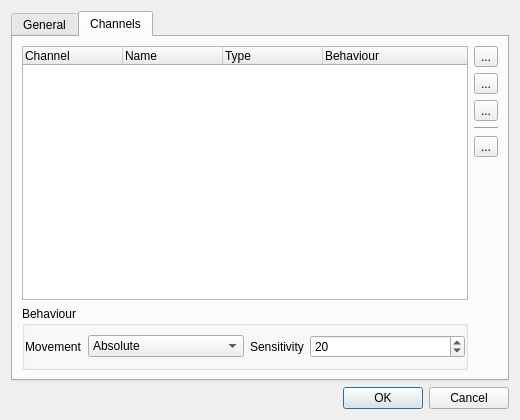
The window that ui/src/inputprofileeditor.ui (mcallegari/qlcplus) describes before a commit, drawn with Qt 5.
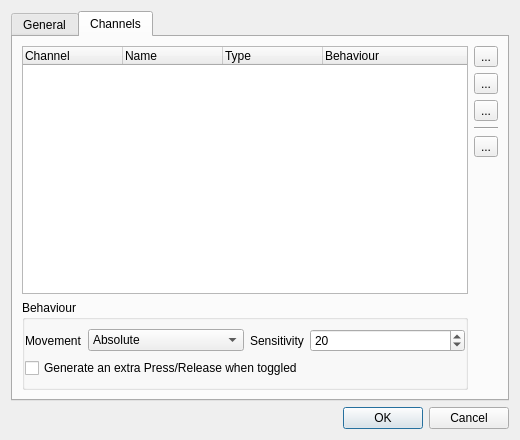
The same window after the commit. The open tabs and pages were chosen to show the change. Icons and pictures are not drawn.

```diff
--- a/ui/src/inputprofileeditor.ui
+++ b/ui/src/inputprofileeditor.ui
@@ -7,7 +7,7 @@
     <x>0</x>
     <y>0</y>
     <width>520</width>
-    <height>420</height>
+    <height>440</height>
    </rect>
   </property>
   <property name="windowTitle">
@@ -230,19 +230,6 @@
          </property>
         </widget>
        </item>
-       <item row="5" column="1">
-        <spacer name="verticalSpacer">
-         <property name="orientation">
-          <enum>Qt::Vertical</enum>
-         </property>
-         <property name="sizeHint" stdset="0">
-          <size>
-           <width>22</width>
-           <height>131</height>
-          </size>
-         </property>
-        </spacer>
-       </item>
        <item row="3" column="1">
         <widget class="Line" name="line">
          <property name="orientation">
@@ -255,48 +242,21 @@
          <property name="title">
           <string>Behaviour</string>
          </property>
-         <layout class="QHBoxLayout" name="horizontalLayout">
+         <layout class="QGridLayout" name="gridLayout_4">
           <property name="leftMargin">
            <number>0</number>
           </property>
           <property name="rightMargin">
            <number>0</number>
           </property>
-          <item>
-           <widget class="QLabel" name="label">
-            <property name="text">
-             <string>Movement</string>
-            </property>
-           </widget>
-          </item>
-          <item>
-           <widget class="QComboBox" name="m_movementCombo">
-            <property name="sizePolicy">
-             <sizepolicy hsizetype="Expanding" vsizetype="Fixed">
-              <horstretch>0</horstretch>
-              <verstretch>0</verstretch>
-             </sizepolicy>
-            </property>
-            <item>
-             <property name="text">
-              <string>Absolute</string>
-             </property>
-            </item>
-            <item>
-             <property name="text">
-              <string>Relative</string>
-             </property>
-            </item>
-           </widget>
-          </item>
-          <item>
-           <widget class="QLabel" name="label_2">
+          <item row="0" column="2">
+           <widget class="QLabel" name="m_sensitivityLabel">
             <property name="text">
              <string>Sensitivity</string>
             </property>
            </widget>
           </item>
-          <item>
+          <item row="0" column="3">
            <widget class="QSpinBox" name="m_sensitivitySpin">
             <property name="sizePolicy">
              <sizepolicy hsizetype="Expanding" vsizetype="Fixed">
@@ -315,9 +275,56 @@
             </property>
            </widget>
           </item>
+          <item row="0" column="0">
+           <widget class="QLabel" name="m_movementLabel">
+            <property name="text">
+             <string>Movement</string>
+            </property>
+           </widget>
+          </item>
+          <item row="0" column="1">
+           <widget class="QComboBox" name="m_movementCombo">
+            <property name="sizePolicy">
+             <sizepolicy hsizetype="Expanding" vsizetype="Fixed">
+              <horstretch>0</horstretch>
+              <verstretch>0</verstretch>
+             </sizepolicy>
+            </property>
+            <item>
+             <property name="text">
+              <string>Absolute</string>
+             </property>
+            </item>
+            <item>
+             <property name="text">
+              <string>Relative</string>
+             </property>
+            </item>
+           </widget>
+          </item>
+          <item row="1" column="0" colspan="4">
+           <widget class="QCheckBox" name="m_extraPressCheck">
+            <property name="text">
+             <string>Generate an extra Press/Release when toggled</string>
+            </property>
+           </widget>
+          </item>
          </layout>
         </widget>
        </item>
+       <item row="5" column="1">
+        <spacer name="verticalSpacer">
+         <property name="orientation">
+          <enum>Qt::Vertical</enum>
+         </property>
+         <property name="sizeHint" stdset="0">
+          <size>
+           <width>20</width>
+           <height>40</height>
+          </size>
+         </property>
+        </spacer>
+       </item>
       </layout>
      </widget>
     </widget>
```
